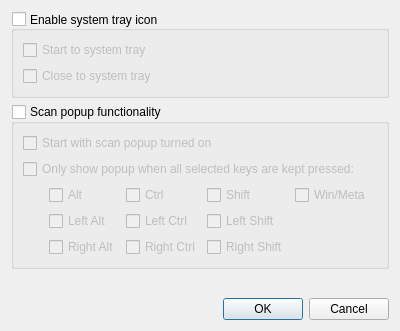
Old version of the form src/preferences.ui in the repository goldendict/goldendict.
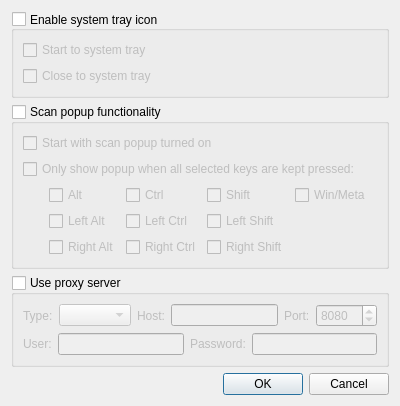
New version of the form.

Commit message: + Proxy server configuration is now supported.

The edit to the form file:
```diff
--- a/src/preferences.ui
+++ b/src/preferences.ui
@@ -7,7 +7,7 @@
     <x>0</x>
     <y>0</y>
     <width>400</width>
-    <height>331</height>
+    <height>392</height>
    </rect>
   </property>
   <property name="windowTitle">
@@ -264,6 +264,94 @@
      </layout>
     </widget>
    </item>
+   <item>
+    <widget class="QGroupBox" name="useProxyServer">
+     <property name="toolTip">
+      <string>Enable if you wish to use a proxy server
+for all program's network requests.</string>
+     </property>
+     <property name="title">
+      <string>Use proxy server</string>
+     </property>
+     <property name="checkable">
+      <bool>true</bool>
+     </property>
+     <property name="checked">
+      <bool>false</bool>
+     </property>
+     <layout class="QVBoxLayout" name="verticalLayout_6">
+      <item>
+       <layout class="QHBoxLayout" name="horizontalLayout_3">
+        <item>
+         <widget class="QLabel" name="label">
+          <property name="text">
+           <string>Type:</string>
+          </property>
+         </widget>
+        </item>
+        <item>
+         <widget class="QComboBox" name="proxyType"/>
+        </item>
+        <item>
+         <widget class="QLabel" name="label_3">
+          <property name="text">
+           <string>Host:</string>
+          </property>
+         </widget>
+        </item>
+        <item>
+         <widget class="QLineEdit" name="proxyHost"/>
+        </item>
+        <item>
+         <widget class="QLabel" name="label_2">
+          <property name="text">
+           <string>Port:</string>
+          </property>
+         </widget>
+        </item>
+        <item>
+         <widget class="QSpinBox" name="proxyPort">
+          <property name="maximum">
+           <number>65535</number>
+          </property>
+          <property name="value">
+           <number>8080</number>
+          </property>
+         </widget>
+        </item>
+       </layout>
+      </item>
+      <item>
+       <layout class="QHBoxLayout" name="horizontalLayout_2">
+        <item>
+         <widget class="QLabel" name="label_4">
+          <property name="text">
+           <string>User:</string>
+          </property>
+         </widget>
+        </item>
+        <item>
+         <widget class="QLineEdit" name="proxyUser"/>
+        </item>
+        <item>
+         <widget class="QLabel" name="label_5">
+          <property name="text">
+           <string>Password:</string>
+          </property>
+         </widget>
+        </item>
+        <item>
+         <widget class="QLineEdit" name="proxyPassword">
+          <property name="echoMode">
+           <enum>QLineEdit::Password</enum>
+          </property>
+         </widget>
+        </item>
+       </layout>
+      </item>
+     </layout>
+    </widget>
+   </item>
    <item>
     <spacer name="verticalSpacer">
      <property name="orientation">
```
The commit also changes 5 other files.
